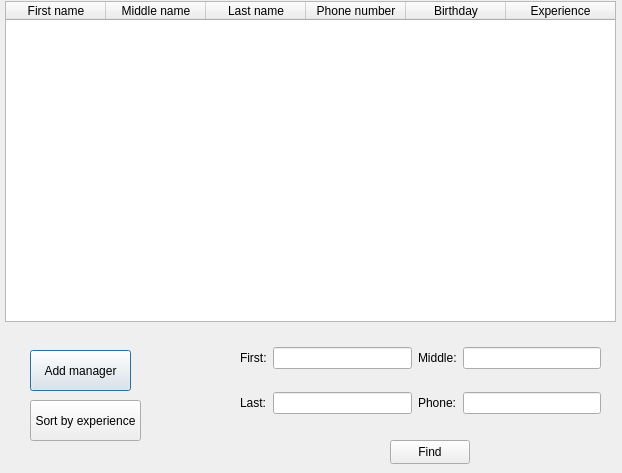
Old version of the form dialogmanager.ui in the repository DmitriiKJ/FinalProject.
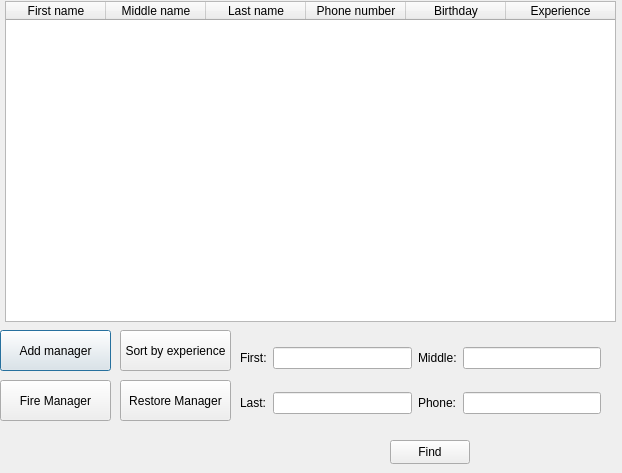
New version of the form.

Commit message: End 0.1 (Add fire and restore in manager)

```diff
--- a/dialogmanager.ui
+++ b/dialogmanager.ui
@@ -62,9 +62,9 @@
   <widget class="QPushButton" name="pushButton_add">
    <property name="geometry">
     <rect>
-     <x>30</x>
-     <y>350</y>
-     <width>101</width>
+     <x>0</x>
+     <y>330</y>
+     <width>111</width>
      <height>41</height>
     </rect>
    </property>
@@ -75,8 +75,8 @@
   <widget class="QPushButton" name="pushButton_sort">
    <property name="geometry">
     <rect>
-     <x>30</x>
-     <y>400</y>
+     <x>120</x>
+     <y>330</y>
      <width>111</width>
      <height>41</height>
     </rect>
@@ -181,6 +181,32 @@
     </item>
    </layout>
   </widget>
+  <widget class="QPushButton" name="pushButton_fire">
+   <property name="geometry">
+    <rect>
+     <x>0</x>
+     <y>380</y>
+     <width>111</width>
+     <height>41</height>
+    </rect>
+   </property>
+   <property name="text">
+    <string>Fire Manager</string>
+   </property>
+  </widget>
+  <widget class="QPushButton" name="pushButton_restore">
+   <property name="geometry">
+    <rect>
+     <x>120</x>
+     <y>380</y>
+     <width>111</width>
+     <height>41</height>
+    </rect>
+   </property>
+   <property name="text">
+    <string>Restore Manager</string>
+   </property>
+  </widget>
  </widget>
  <resources/>
  <connections/>
```
The commit also changes 10 other files.
